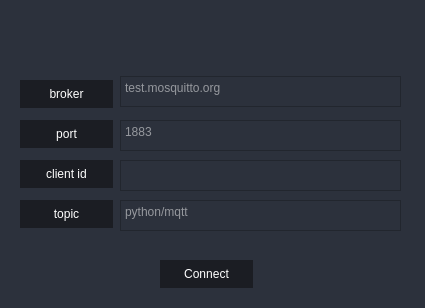
This is Gui/App/assets/UI Components/Connectors.ui in CortexFlow/CortexBrain as Qt 5 draws it before an edit. The edited form follows.
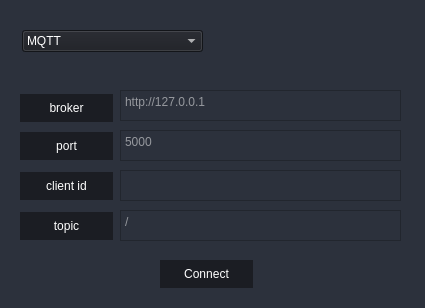
This is the edited form. The open tabs and pages were chosen to show the change.

Commit message: added protocol selection in connection panel

The edit to the form file:
```diff
--- a/Gui/App/assets/UI Components/Connectors.ui
+++ b/Gui/App/assets/UI Components/Connectors.ui
@@ -17,11 +17,89 @@
    <string notr="true">background-color: rgb(44, 49, 60);</string>
   </property>
   <widget class="QWidget" name="centralwidget">
+   <widget class="QComboBox" name="protocol_selector">
+    <property name="geometry">
+     <rect>
+      <x>22</x>
+      <y>30</y>
+      <width>181</width>
+      <height>22</height>
+     </rect>
+    </property>
+    <property name="styleSheet">
+     <string notr="true">QComboBox{
+	color:white;
+	background-color: rgb(27, 29, 35);
+}</string>
+    </property>
+    <property name="editable">
+     <bool>false</bool>
+    </property>
+    <property name="currentText">
+     <string>MQTT</string>
+    </property>
+    <item>
+     <property name="text">
+      <string>MQTT</string>
+     </property>
+    </item>
+    <item>
+     <property name="text">
+      <string>HTTP</string>
+     </property>
+    </item>
+    <item>
+     <property name="text">
+      <string>COAP</string>
+     </property>
+    </item>
+   </widget>
+   <widget class="QStackedWidget" name="stackedWidget">
+    <property name="geometry">
+     <rect>
+      <x>20</x>
+      <y>60</y>
+      <width>391</width>
+      <height>231</height>
+     </rect>
+    </property>
+    <property name="currentIndex">
+     <number>2</number>
+    </property>
+    <widget class="QWidget" name="page_mqtt">
+     <widget class="QPushButton" name="pushButton">
+      <property name="geometry">
+       <rect>
+        <x>0</x>
+        <y>34</y>
+        <width>93</width>
+        <height>28</height>
+       </rect>
+      </property>
+      <property name="styleSheet">
+       <string notr="true">QPushButton {
+	background-position: center;
+	background-repeat: no-reperat;
+	border: none;
+	background-color: rgb(27, 29, 35);
+	color:white;
+}
+QPushButton:hover {
+	background-color: rgb(33, 37, 43);
+}
+QPushButton:pressed {	
+	background-color: rgb(85, 170, 255);
+}</string>
+      </property>
+      <property name="text">
+       <string>broker</string>
+      </property>
+     </widget>
    <widget class="QPushButton" name="pushButton_2">
     <property name="geometry">
      <rect>
-      <x>20</x>
-      <y>80</y>
+        <x>0</x>
+        <y>72</y>
       <width>93</width>
       <height>28</height>
      </rect>
@@ -42,14 +120,14 @@
 }</string>
     </property>
     <property name="text">
-     <string>broker</string>
+       <string>port</string>
     </property>
    </widget>
    <widget class="QPushButton" name="pushButton_3">
     <property name="geometry">
      <rect>
-      <x>20</x>
-      <y>120</y>
+        <x>0</x>
+        <y>112</y>
       <width>93</width>
       <height>28</height>
      </rect>
@@ -70,14 +148,14 @@
 }</string>
     </property>
     <property name="text">
-     <string>port</string>
+       <string>client id</string>
     </property>
    </widget>
    <widget class="QPushButton" name="pushButton_4">
     <property name="geometry">
      <rect>
-      <x>20</x>
-      <y>200</y>
+        <x>0</x>
+        <y>152</y>
       <width>93</width>
       <height>28</height>
      </rect>
@@ -101,41 +179,13 @@
      <string>topic</string>
     </property>
    </widget>
-   <widget class="QPushButton" name="pushButton_5">
+     <widget class="QPushButton" name="btn_connect_mqtt">
     <property name="geometry">
      <rect>
-      <x>20</x>
-      <y>160</y>
+        <x>140</x>
+        <y>200</y>
       <width>93</width>
-      <height>28</height>
-     </rect>
-    </property>
-    <property name="styleSheet">
-     <string notr="true">QPushButton {
-	background-position: center;
-	background-repeat: no-reperat;
-	border: none;
-	background-color: rgb(27, 29, 35);
-	color:white;
-}
-QPushButton:hover {
-	background-color: rgb(33, 37, 43);
-}
-QPushButton:pressed {	
-	background-color: rgb(85, 170, 255);
-}</string>
-    </property>
-    <property name="text">
-     <string>client id</string>
-    </property>
-   </widget>
-   <widget class="QPushButton" name="btn_connect">
-    <property name="geometry">
-     <rect>
-      <x>160</x>
-      <y>260</y>
-      <width>93</width>
-      <height>28</height>
+        <height>30</height>
      </rect>
     </property>
     <property name="styleSheet">
@@ -157,11 +207,11 @@
      <string>Connect</string>
     </property>
    </widget>
-   <widget class="QTextEdit" name="broker_text">
+     <widget class="QTextEdit" name="broker_text_mqtt">
     <property name="geometry">
      <rect>
-      <x>120</x>
-      <y>76</y>
+        <x>100</x>
+        <y>30</y>
       <width>281</width>
       <height>31</height>
      </rect>
@@ -171,21 +221,15 @@
 	color:white;
 }</string>
     </property>
-    <property name="verticalScrollBarPolicy">
-     <enum>Qt::ScrollBarAlwaysOff</enum>
-    </property>
-    <property name="horizontalScrollBarPolicy">
-     <enum>Qt::ScrollBarAlwaysOff</enum>
-    </property>
     <property name="placeholderText">
      <string>test.mosquitto.org</string>
     </property>
    </widget>
-   <widget class="QTextEdit" name="port_text">
+     <widget class="QTextEdit" name="port_text_mqtt">
     <property name="geometry">
      <rect>
-      <x>120</x>
-      <y>120</y>
+        <x>100</x>
+        <y>70</y>
       <width>281</width>
       <height>31</height>
      </rect>
@@ -195,12 +239,6 @@
 	color:white;
 }</string>
     </property>
-    <property name="verticalScrollBarPolicy">
-     <enum>Qt::ScrollBarAlwaysOff</enum>
-    </property>
-    <property name="horizontalScrollBarPolicy">
-     <enum>Qt::ScrollBarAlwaysOff</enum>
-    </property>
     <property name="placeholderText">
      <string>1883</string>
     </property>
@@ -214,23 +252,12 @@
       <height>31</height>
      </rect>
     </property>
-    <property name="styleSheet">
-     <string notr="true">QTextEdit{
-	color:white;
-}</string>
-    </property>
-    <property name="verticalScrollBarPolicy">
-     <enum>Qt::ScrollBarAlwaysOff</enum>
-    </property>
-    <property name="horizontalScrollBarPolicy">
-     <enum>Qt::ScrollBarAlwaysOff</enum>
-    </property>
-   </widget>
-   <widget class="QTextEdit" name="topic_text">
+     </widget>
+     <widget class="QTextEdit" name="topic_text_mqtt">
     <property name="geometry">
      <rect>
-      <x>120</x>
-      <y>200</y>
+        <x>100</x>
+        <y>150</y>
       <width>281</width>
       <height>31</height>
      </rect>
@@ -240,15 +267,226 @@
 	color:white;
 }</string>
     </property>
-    <property name="verticalScrollBarPolicy">
-     <enum>Qt::ScrollBarAlwaysOff</enum>
-    </property>
-    <property name="horizontalScrollBarPolicy">
-     <enum>Qt::ScrollBarAlwaysOff</enum>
-    </property>
     <property name="placeholderText">
      <string>python/mqtt</string>
     </property>
+     </widget>
+    </widget>
+    <widget class="QWidget" name="page_http">
+     <widget class="QPushButton" name="pushButton_6">
+      <property name="geometry">
+       <rect>
+        <x>0</x>
+        <y>34</y>
+        <width>93</width>
+        <height>28</height>
+       </rect>
+      </property>
+      <property name="styleSheet">
+       <string notr="true">QPushButton {
+	background-position: center;
+	background-repeat: no-reperat;
+	border: none;
+	background-color: rgb(27, 29, 35);
+	color:white;
+}
+QPushButton:hover {
+	background-color: rgb(33, 37, 43);
+}
+QPushButton:pressed {	
+	background-color: rgb(85, 170, 255);
+}</string>
+      </property>
+      <property name="text">
+       <string>broker</string>
+      </property>
+     </widget>
+     <widget class="QPushButton" name="pushButton_7">
+      <property name="geometry">
+       <rect>
+        <x>0</x>
+        <y>72</y>
+        <width>93</width>
+        <height>28</height>
+       </rect>
+      </property>
+      <property name="styleSheet">
+       <string notr="true">QPushButton {
+	background-position: center;
+	background-repeat: no-reperat;
+	border: none;
+	background-color: rgb(27, 29, 35);
+	color:white;
+}
+QPushButton:hover {
+	background-color: rgb(33, 37, 43);
+}
+QPushButton:pressed {	
+	background-color: rgb(85, 170, 255);
+}</string>
+      </property>
+      <property name="text">
+       <string>port</string>
+      </property>
+     </widget>
+     <widget class="QPushButton" name="pushButton_8">
+      <property name="geometry">
+       <rect>
+        <x>0</x>
+        <y>112</y>
+        <width>93</width>
+        <height>28</height>
+       </rect>
+      </property>
+      <property name="styleSheet">
+       <string notr="true">QPushButton {
+	background-position: center;
+	background-repeat: no-reperat;
+	border: none;
+	background-color: rgb(27, 29, 35);
+	color:white;
+}
+QPushButton:hover {
+	background-color: rgb(33, 37, 43);
+}
+QPushButton:pressed {	
+	background-color: rgb(85, 170, 255);
+}</string>
+      </property>
+      <property name="text">
+       <string>client id</string>
+      </property>
+     </widget>
+     <widget class="QPushButton" name="pushButton_9">
+      <property name="geometry">
+       <rect>
+        <x>0</x>
+        <y>152</y>
+        <width>93</width>
+        <height>28</height>
+       </rect>
+      </property>
+      <property name="styleSheet">
+       <string notr="true">QPushButton {
+	background-position: center;
+	background-repeat: no-reperat;
+	border: none;
+	background-color: rgb(27, 29, 35);
+	color:white;
+}
+QPushButton:hover {
+	background-color: rgb(33, 37, 43);
+}
+QPushButton:pressed {	
+	background-color: rgb(85, 170, 255);
+}</string>
+      </property>
+      <property name="text">
+       <string>topic</string>
+      </property>
+     </widget>
+     <widget class="QPushButton" name="btn_connect_http">
+      <property name="geometry">
+       <rect>
+        <x>140</x>
+        <y>200</y>
+        <width>93</width>
+        <height>28</height>
+       </rect>
+      </property>
+      <property name="styleSheet">
+       <string notr="true">QPushButton {
+	background-position: center;
+	background-repeat: no-reperat;
+	border: none;
+	background-color: rgb(27, 29, 35);
+	color:white;
+}
+QPushButton:hover {
+	background-color: rgb(33, 37, 43);
+}
+QPushButton:pressed {	
+	background-color: rgb(85, 170, 255);
+}</string>
+      </property>
+      <property name="text">
+       <string>Connect</string>
+      </property>
+     </widget>
+     <widget class="QTextEdit" name="broker_text_http">
+      <property name="geometry">
+       <rect>
+        <x>100</x>
+        <y>30</y>
+        <width>281</width>
+        <height>31</height>
+       </rect>
+      </property>
+      <property name="styleSheet">
+       <string notr="true">QTextEdit{
+	color:white;
+}</string>
+      </property>
+      <property name="placeholderText">
+       <string>http://127.0.0.1</string>
+      </property>
+     </widget>
+     <widget class="QTextEdit" name="port_text_http">
+      <property name="geometry">
+       <rect>
+        <x>100</x>
+        <y>70</y>
+        <width>281</width>
+        <height>31</height>
+       </rect>
+      </property>
+      <property name="styleSheet">
+       <string notr="true">QTextEdit{
+	color:white;
+}</string>
+      </property>
+      <property name="placeholderText">
+       <string>5000</string>
+      </property>
+     </widget>
+     <widget class="QTextEdit" name="client_id_text_http">
+      <property name="geometry">
+       <rect>
+        <x>100</x>
+        <y>110</y>
+        <width>281</width>
+        <height>31</height>
+       </rect>
+      </property>
+      <property name="styleSheet">
+       <string notr="true">QTextEdit{
+	color:white;
+}</string>
+      </property>
+      <property name="placeholderText">
+       <string/>
+      </property>
+     </widget>
+     <widget class="QTextEdit" name="topic_text_http">
+      <property name="geometry">
+       <rect>
+        <x>100</x>
+        <y>150</y>
+        <width>281</width>
+        <height>31</height>
+       </rect>
+      </property>
+      <property name="styleSheet">
+       <string notr="true">QTextEdit{
+	color:white;
+}</string>
+      </property>
+      <property name="placeholderText">
+       <string>/</string>
+      </property>
+     </widget>
+    </widget>
+    <widget class="QWidget" name="page_coap"/>
    </widget>
   </widget>
  </widget>
```
Left out of the diff: 6 changed lines with no effect on the pictures. Lines whose indentation alone changed are shown as unchanged. The commit also changes 1 other file.
